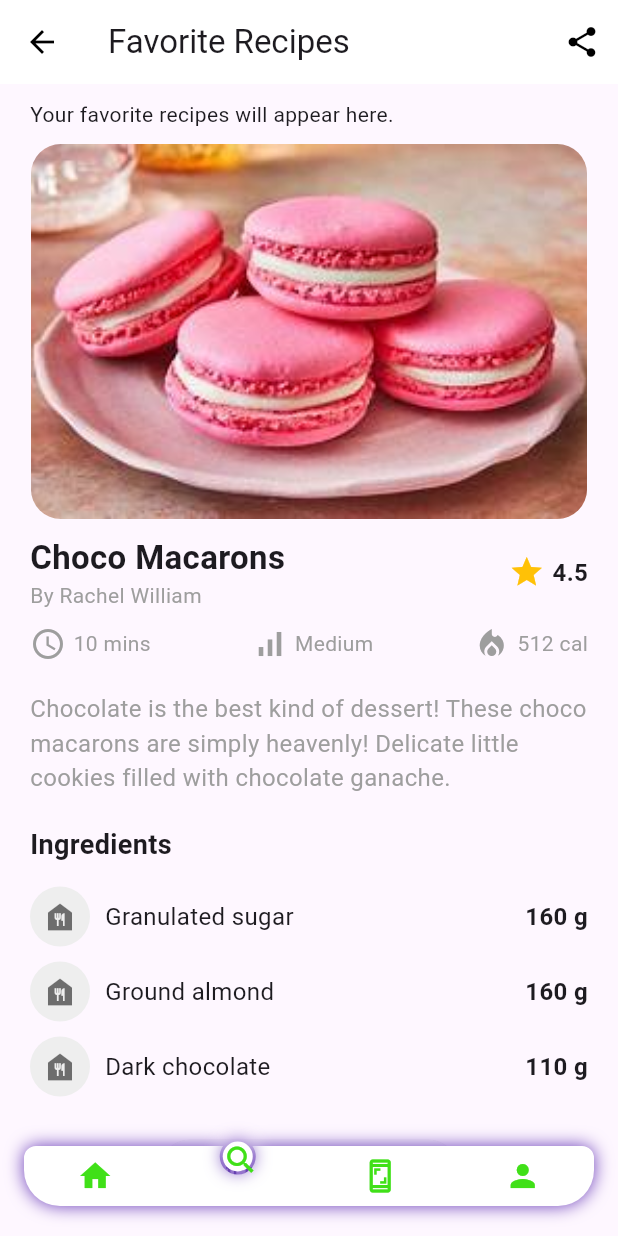
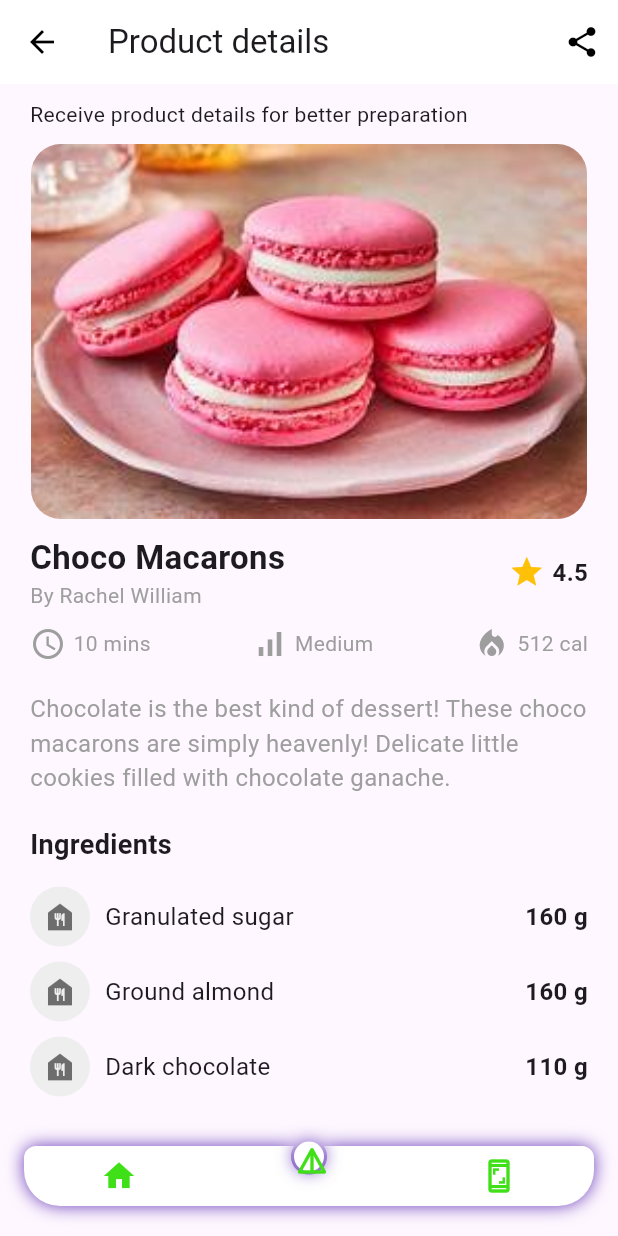
Before and after one commit to yvesco75/flutter, a Flutter app: the screen it shows after launch, on a phone screen of 412 x 824 dp. Run offline on Flutter 3.47's test engine with Material 3 defaults, Android fonts, the phone set to English and light mode, and no system bars; drawn by our look-alikes of circle_nav_bar.

Commit message:
Mise à jour du code

```diff
--- a/lib/Details.dart
+++ b/lib/Details.dart
@@ -5,7 +5,7 @@ class Details extends StatelessWidget {
   Widget build(BuildContext context) {
     return Scaffold(
       appBar: AppBar(
-        title: const Text("Favorite Recipes"),
+        title: const Text("Product details"),
         backgroundColor: Colors.white,
         elevation: 0,
         leading: IconButton(
@@ -26,7 +26,7 @@ class Details extends StatelessWidget {
             crossAxisAlignment: CrossAxisAlignment.start,
             children: [
               const SizedBox(height: 10),
-              const Text("Your favorite recipes will appear here."),
+              const Text("Receive product details for better preparation"),
               const SizedBox(height: 10),
 
               // Image principale
@@ -108,34 +108,6 @@ class Details extends StatelessWidget {
                 ],
               ),
               const SizedBox(height: 20),
-
-              // Bouton pour la vidéo
-              Center(
-                child: ElevatedButton(
-                  onPressed: () {
-                    // Action à effectuer lors du clic sur le bouton (lancer une vidéo par exemple)
-                    // Ici, tu pourrais rediriger vers un lecteur de vidéo ou afficher une alerte
-                    showDialog(
-                      context: context,
-                      builder: (BuildContext context) {
-                        return AlertDialog(
-                          title: Text("Video not available"),
-                          content: Text("You can add a video player here."),
-                          actions: [
-                            TextButton(
-                              onPressed: () {
-                                Navigator.of(context).pop();
-                              },
-                              child: Text("Close"),
-                            ),
-                          ],
-                        );
-                      },
-                    );
-                  },
-                  child: Text("Watch the Recipe Video"),
-                ),
-              ),
             ],
           ),
         ),
--- a/lib/main.dart
+++ b/lib/main.dart
@@ -57,15 +57,13 @@ class _MyHomePageState extends State<MyHomePage>
       bottomNavigationBar: CircleNavBar(
         activeIcons: const [
           Icon(Icons.home, color: Color(0xFF40E018)),
-          Icon(Icons.search, color: Color(0xFF40E018)),
+          Icon(Icons.details_rounded, color: Color(0xFF40E018)),
           Icon(Icons.screenshot_outlined, color: Color(0xFF40E018)),
-          Icon(Icons.person, color: Color(0xFF40E018)),
         ],
         inactiveIcons: const [
           Icon(Icons.home, color: Color(0xFF40E018)),
-          Icon(Icons.search, color: Color(0xFF40E018)),
+          Icon(Icons.details_rounded, color: Color(0xFF40E018)),
           Icon(Icons.screenshot_outlined, color: Color(0xFF40E018)),
-          Icon(Icons.person, color: Color(0xFF40E018)),
         ],
         color: const Color.fromRGBO(255, 255, 255, 1),
         height: 40,
```
